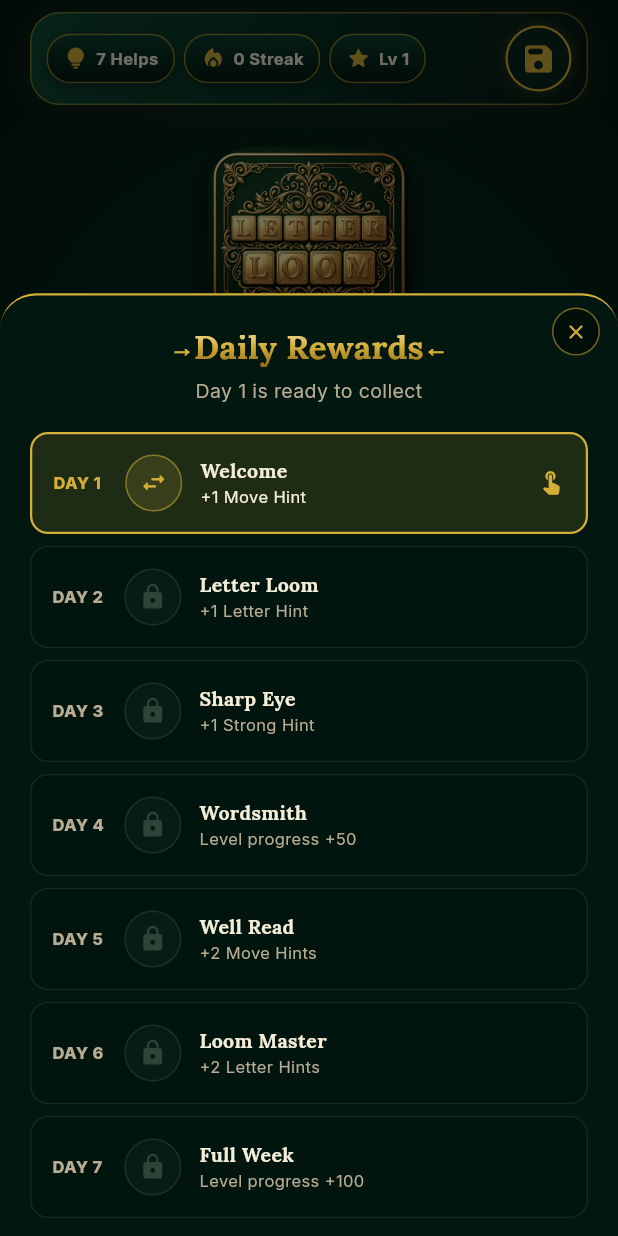
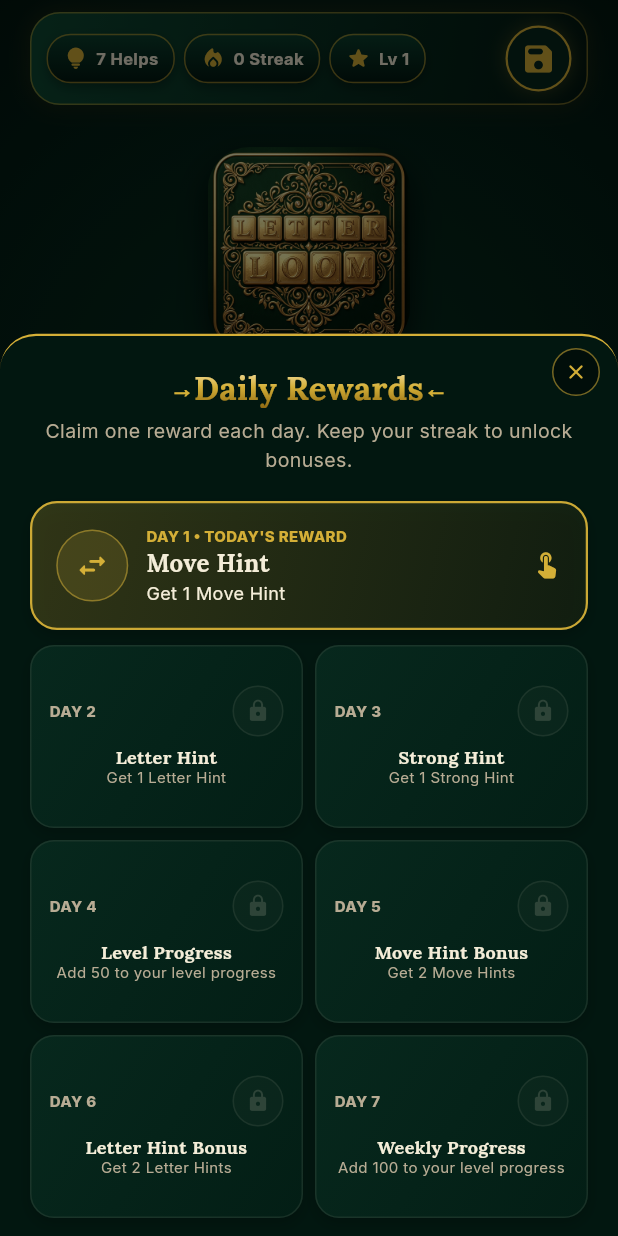
Before and after one commit to Sulaymaanabubakr/LetterLoom, a Flutter app: the screen it shows after launch, on a phone screen of 412 x 824 dp. Run offline on Flutter 3.47's test engine with Material 3 defaults, Android fonts, the phone set to English and light mode, and no system bars; our stand-ins replace audioplayers, firebase_core, firebase_messaging, flutter_riverpod, flutter_svg, google_fonts and 4 more; missing offline and left inert: games_services; accounts and stored records are empty.

Commit message:
feat: add loading state to Google sign-in and optimize daily challenge UX with auto-submit and improved layout interactions

```diff
--- a/lib/core/app_config.dart
+++ b/lib/core/app_config.dart
@@ -10,6 +10,12 @@
     // only in Supabase and is never shipped with the app.
     defaultValue:
         '374555574691-egp5n392vi1ulkmbt1i5qcg3t0oh5m1t.apps.googleusercontent.com',
+  );
+
+  static const String googleIosClientId = String.fromEnvironment(
+    'GOOGLE_IOS_CLIENT_ID',
+    defaultValue:
+        '374555574691-gtnjggpcbnsp4ugnvqa3rps9fiocrgp9.apps.googleusercontent.com',
   );
 
   static String? get configuredGoogleClientId {
--- a/lib/features/daily/daily_rewards_service.dart
+++ b/lib/features/daily/daily_rewards_service.dart
@@ -189,35 +189,39 @@
   bool _claiming = false;
 
   static const _rewards = <({String title, String detail, IconData icon})>[
-    (title: 'Welcome', detail: '+1 Move Hint', icon: Icons.swap_horiz_rounded),
     (
-      title: 'Letter Loom',
-      detail: '+1 Letter Hint',
+      title: 'Move Hint',
+      detail: 'Get 1 Move Hint',
+      icon: Icons.swap_horiz_rounded,
+    ),
+    (
+      title: 'Letter Hint',
+      detail: 'Get 1 Letter Hint',
       icon: Icons.text_fields_rounded,
     ),
     (
-      title: 'Sharp Eye',
-      detail: '+1 Strong Hint',
+      title: 'Strong Hint',
+      detail: 'Get 1 Strong Hint',
       icon: Icons.visibility_rounded,
     ),
     (
-      title: 'Wordsmith',
-      detail: 'Level progress +50',
+      title: 'Level Progress',
+      detail: 'Add 50 to your level progress',
       icon: Icons.auto_awesome_rounded,
     ),
     (
-      title: 'Well Read',
-      detail: '+2 Move Hints',
+      title: 'Move Hint Bonus',
+      detail: 'Get 2 Move Hints',
       icon: Icons.menu_book_rounded,
     ),
     (
-      title: 'Loom Master',
-      detail: '+2 Letter Hints',
+      title: 'Letter Hint Bonus',
+      detail: 'Get 2 Letter Hints',
       icon: Icons.workspace_premium_rounded,
     ),
     (
-      title: 'Full Week',
-      detail: 'Level progress +100',
+      title: 'Weekly Progress',
+      detail: 'Add 100 to your level progress',
       icon: Icons.emoji_events_rounded,
     ),
   ];
@@ -319,7 +323,7 @@
             ),
             const SizedBox(height: 4),
             Text(
-              'Day $currentDay is ready to collect',
+              'Claim one reward each day. Keep your streak to unlock bonuses.',
               textAlign: TextAlign.center,
               style: GoogleFonts.inter(
                 fontSize: 13,
@@ -330,22 +334,19 @@
             Flexible(
               child: SingleChildScrollView(
                 child: Column(
-                  children: List.generate(_rewards.length, (index) {
-                    final day = index + 1;
-                    return Padding(
-                      padding: EdgeInsets.only(
-                        bottom: day == _rewards.length ? 0 : 8,
+                  children: [
+                    _RewardDayCard(
+                      day: currentDay,
+                      reward: _rewards[currentDay - 1],
+                      claimed: false,
+                      today: true,
+                      featured: true,
+                      claiming: _claiming,
+                      onTap: !_claiming ? _claim : null,
                     ),
-                      child: _RewardDayCard(
-                        day: day,
-                        reward: _rewards[index],
-                        claimed: day < currentDay,
-                        today: day == currentDay,
-                        claiming: _claiming && day == currentDay,
-                        onTap: day == currentDay && !_claiming ? _claim : null,
-                      ),
-                    );
-                  }),
+                    const SizedBox(height: 10),
+                    ..._buildRewardGrid(currentDay),
+                  ],
                 ),
               ),
             ),
@@ -354,6 +355,44 @@
       ),
     );
   }
+
+  Widget _buildCompactRewardCard(int day, int currentDay) {
+    return _RewardDayCard(
+      day: day,
+      reward: _rewards[day - 1],
+      claimed: day < currentDay,
+      today: false,
+      featured: false,
+    );
+  }
+
+  List<Widget> _buildRewardGrid(int currentDay) {
+    final otherDays = List<int>.generate(_rewards.length, (index) => index + 1)
+      ..remove(currentDay);
+    final rowCount = (otherDays.length / 2).ceil();
+    return List<Widget>.generate(rowCount, (row) {
+      final days = otherDays.skip(row * 2).take(2).toList();
+      return Padding(
+        padding: EdgeInsets.only(bottom: row == rowCount - 1 ? 0 : 8),
+        child: Row(
+          crossAxisAlignment: CrossAxisAlignment.start,
+          children: List<Widget>.generate(2, (slot) {
+            return Expanded(
+              child: Padding(
+                padding: EdgeInsets.only(
+                  right: slot == 0 ? 4 : 0,
+                  left: slot == 1 ? 4 : 0,
+                ),
+                child: slot < days.length
+                    ? _buildCompactRewardCard(days[slot], currentDay)
+                    : const SizedBox.shrink(),
+              ),
+            );
+          }),
+        ),
+      );
+    });
+  }
 }
 
 class _RewardDayCard extends StatelessWidget {
@@ -361,6 +400,7 @@
   final ({String title, String detail, IconData icon}) reward;
   final bool claimed;
   final bool today;
+  final bool featured;
   final bool claiming;
   final VoidCallback? onTap;
 
@@ -369,6 +409,7 @@
     required this.reward,
     required this.claimed,
     required this.today,
+    required this.featured,
     this.claiming = false,
     this.onTap,
   });
@@ -386,34 +427,52 @@
         onTap: onTap,
         borderRadius: BorderRadius.circular(12),
         child: Container(
-          height: 68,
-          padding: const EdgeInsets.symmetric(horizontal: 14, vertical: 8),
+          height: featured ? 86 : 122,
+          padding: EdgeInsets.symmetric(
+            horizontal: featured ? 16 : 12,
+            vertical: featured ? 10 : 12,
+          ),
           decoration: BoxDecoration(
-            color: today
-                ? AppTheme.shinyGold.withValues(alpha: 0.14)
-                : Colors.black.withValues(alpha: 0.12),
-            borderRadius: BorderRadius.circular(12),
+            gradient: LinearGradient(
+              colors: today
+                  ? [
+                      AppTheme.shinyGold.withValues(alpha: 0.22),
+                      AppTheme.shinyGold.withValues(alpha: 0.07),
+                    ]
+                  : claimed
+                  ? [
+                      AppTheme.emeraldGreen.withValues(alpha: 0.16),
+                      AppTheme.panelDark,
+                    ]
+                  : [AppTheme.panelDark, const Color(0xFF031E15)],
+              begin: Alignment.topLeft,
+              end: Alignment.bottomRight,
+            ),
+            borderRadius: BorderRadius.circular(featured ? 18 : 16),
             border: Border.all(
-              color: color.withValues(alpha: today ? 1 : 0.45),
-              width: today ? 1.5 : 0.9,
+              color: color.withValues(alpha: today ? 0.95 : 0.5),
+              width: today ? 1.5 : 1,
+            ),
+            boxShadow: [
+              BoxShadow(
+                color: Colors.black.withValues(alpha: 0.2),
+                blurRadius: 8,
+                offset: const Offset(0, 4),
+              ),
+            ],
+          ),
+          child: featured
+              ? _buildFeaturedContent(color)
+              : _buildCompactContent(color),
         ),
       ),
-          child: Row(
-            children: [
-              SizedBox(
-                width: 48,
-                child: Text(
-                  'DAY $day',
-                  style: GoogleFonts.inter(
-                    fontSize: 11,
-                    fontWeight: FontWeight.w800,
-                    color: today ? AppTheme.shinyGold : AppTheme.mutedIvory,
-                  ),
-                ),
-              ),
-              Container(
-                width: 38,
-                height: 38,
+    );
+  }
+
+  Widget _buildStatusIcon(Color color, {required double size}) {
+    return Container(
+      width: size,
+      height: size,
       decoration: BoxDecoration(
         shape: BoxShape.circle,
         color: color.withValues(alpha: 0.14),
@@ -422,12 +481,9 @@
       child: Center(
         child: claiming
             ? SizedBox(
-                          width: 16,
-                          height: 16,
-                          child: CircularProgressIndicator(
-                            strokeWidth: 2,
-                            color: color,
-                          ),
+                width: size * 0.42,
+                height: size * 0.42,
+                child: CircularProgressIndicator(strokeWidth: 2, color: color),
               )
             : Icon(
                 claimed
@@ -435,11 +491,17 @@
                     : today
                     ? reward.icon
                     : Icons.lock_rounded,
-                          size: 19,
+                size: size * 0.48,
                 color: color,
               ),
       ),
-              ),
+    );
+  }
+
+  Widget _buildFeaturedContent(Color color) {
+    return Row(
+      children: [
+        _buildStatusIcon(color, size: 48),
         const SizedBox(width: 12),
         Expanded(
           child: Column(
@@ -447,37 +509,87 @@
             crossAxisAlignment: CrossAxisAlignment.start,
             children: [
               Text(
+                'DAY $day • TODAY\'S REWARD',
+                style: GoogleFonts.inter(
+                  fontSize: 10,
+                  fontWeight: FontWeight.w800,
+                  color: AppTheme.shinyGold,
+                ),
+              ),
+              Text(
                 reward.title,
                 maxLines: 1,
                 overflow: TextOverflow.ellipsis,
                 style: GoogleFonts.lora(
-                        fontSize: 13,
+                  fontSize: 16,
                   fontWeight: FontWeight.w700,
                   color: AppTheme.ivoryText,
                 ),
               ),
               Text(
                 reward.detail,
-                      maxLines: 1,
+                maxLines: 2,
                 overflow: TextOverflow.ellipsis,
                 style: GoogleFonts.inter(
-                        fontSize: 11,
-                        color: today ? AppTheme.ivoryText : AppTheme.mutedIvory,
+                  fontSize: 12,
+                  color: AppTheme.ivoryText,
                 ),
               ),
             ],
           ),
         ),
-              if (today && !claiming)
+        if (!claiming)
           const Icon(
             Icons.touch_app_rounded,
             color: AppTheme.shinyGold,
-                  size: 18,
+            size: 20,
           ),
       ],
+    );
+  }
+
+  Widget _buildCompactContent(Color color) {
+    return Column(
+      mainAxisAlignment: MainAxisAlignment.center,
+      children: [
+        Row(
+          mainAxisAlignment: MainAxisAlignment.spaceBetween,
+          children: [
+            Text(
+              'DAY $day',
+              style: GoogleFonts.inter(
+                fontSize: 10,
+                fontWeight: FontWeight.w800,
+                color: AppTheme.mutedIvory,
               ),
             ),
+            _buildStatusIcon(color, size: 34),
+          ],
         ),
+        const SizedBox(height: 5),
+        Text(
+          reward.title,
+          maxLines: 2,
+          overflow: TextOverflow.ellipsis,
+          textAlign: TextAlign.center,
+          style: GoogleFonts.lora(
+            fontSize: 12,
+            fontWeight: FontWeight.w700,
+            color: AppTheme.ivoryText,
+          ),
+        ),
+        Text(
+          reward.detail,
+          maxLines: 2,
+          overflow: TextOverflow.ellipsis,
+          textAlign: TextAlign.center,
+          style: GoogleFonts.inter(
+            fontSize: 10,
+            height: 1.15,
+            color: AppTheme.mutedIvory,
+          ),
+        ),
+      ],
     );
   }
 }
```
Also changed, not shown: lib/features/auth/auth_service.dart (+41 -28 lines), lib/features/auth/save_progress_modal.dart (+43 -30 lines), lib/features/daily/daily_challenge_screen.dart (+88 -79 lines), lib/features/leaderboards/leaderboards_screen.dart (+75 -1 lines). Lines whose indentation alone changed are shown as unchanged.
